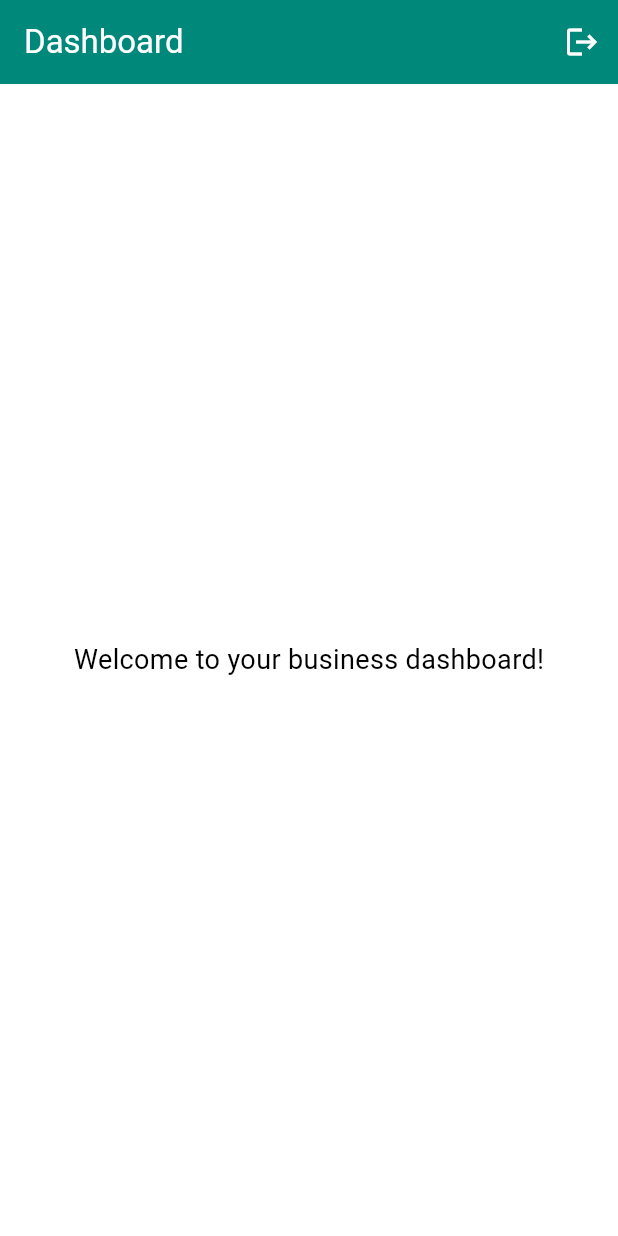
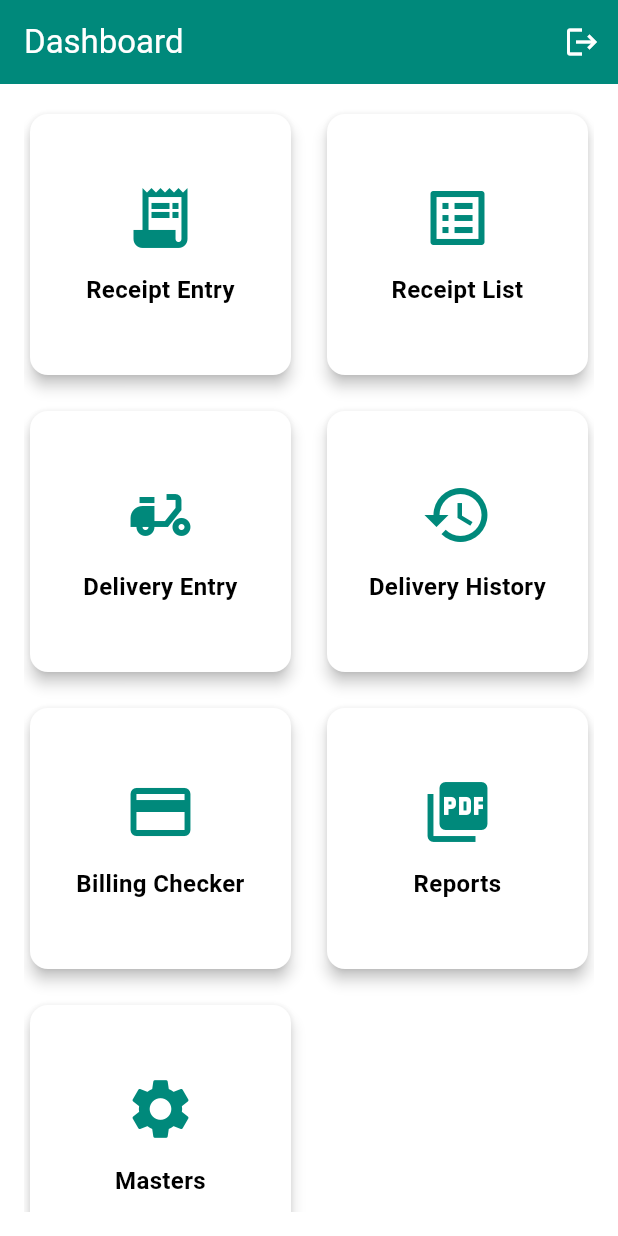
Before and after one commit to SidOn390/business_management_app, a Flutter app: the screen it shows once a user with an empty profile is signed in, on a phone screen of 412 x 824 dp. Run offline on Flutter 3.47's test engine with Material 3 defaults, Android fonts, the phone set to English and light mode, and no system bars; our stand-ins replace firebase_auth, firebase_core, shared_preferences; accounts and stored records are empty.

Commit message:
🔀 Refactor Dashboard: single Masters card + Masters menu navigation

```diff
--- a/lib/app_router.dart
+++ b/lib/app_router.dart
@@ -1,23 +1,36 @@
 // File: lib/app_router.dart
-// Description: Defines named routes and route generation for the app.
+// Description: Defines named routes and route generation for the entire app.
 
 import 'package:flutter/material.dart';
 import 'screens/auth/auth_gate.dart';
 import 'screens/dashboard/dashboard_screen.dart';
 import 'screens/receipt_entry/receipt_entry_screen.dart';
+import 'screens/receipt_entry/receipt_list_screen.dart';
 import 'screens/delivery_entry/delivery_entry_screen.dart';
+import 'screens/delivery_entry/delivery_history_screen.dart';
 import 'screens/billing_checker/billing_checker_screen.dart';
 import 'screens/reports/reports_screen.dart';
+import 'screens/masters/cold_storage_master_screen.dart';
+import 'screens/masters/product_type_master_screen.dart';
+import 'screens/masters/brand_master_screen.dart';
+import 'screens/masters/masters_menu_screen.dart';
 
 class AppRouter {
   // Route names
   static const String authGate = '/';
   static const String dashboard = '/dashboard';
   static const String receiptEntry = '/receipt-entry';
+  static const String receiptList = '/receipt-list';
   static const String deliveryEntry = '/delivery-entry';
+  static const String deliveryHistory = '/delivery-history';
   static const String billingChecker = '/billing-checker';
   static const String reports = '/reports';
+  static const String coldStorageMaster = '/masters/cold-storages';
+  static const String productTypeMaster = '/masters/product-types';
+  static const String brandMaster = '/masters/brands';
+  static const String mastersMenu = '/masters';
 
+  /// Generates routes based on [settings.name]
   static Route<dynamic> generateRoute(RouteSettings settings) {
     switch (settings.name) {
       case authGate:
@@ -26,12 +39,28 @@ class AppRouter {
         return MaterialPageRoute(builder: (_) => const DashboardScreen());
       case receiptEntry:
         return MaterialPageRoute(builder: (_) => const ReceiptEntryScreen());
+      case receiptList:
+        return MaterialPageRoute(builder: (_) => const ReceiptListScreen());
       case deliveryEntry:
         return MaterialPageRoute(builder: (_) => const DeliveryEntryScreen());
+      case deliveryHistory:
+        return MaterialPageRoute(builder: (_) => const DeliveryHistoryScreen());
       case billingChecker:
         return MaterialPageRoute(builder: (_) => const BillingCheckerScreen());
       case reports:
         return MaterialPageRoute(builder: (_) => const ReportsScreen());
+      case coldStorageMaster:
+        return MaterialPageRoute(
+          builder: (_) => const ColdStorageMasterScreen(),
+        );
+      case productTypeMaster:
+        return MaterialPageRoute(
+          builder: (_) => const ProductTypeMasterScreen(),
+        );
+      case brandMaster:
+        return MaterialPageRoute(builder: (_) => const BrandMasterScreen());
+      case mastersMenu:
+        return MaterialPageRoute(builder: (_) => const MastersMenuScreen());
       default:
         // Fallback to AuthGate for unknown routes
         return MaterialPageRoute(builder: (_) => const AuthGate());
--- a/lib/screens/dashboard/dashboard_screen.dart
+++ b/lib/screens/dashboard/dashboard_screen.dart
@@ -2,17 +2,60 @@
 
 import 'package:flutter/material.dart';
 import '../../services/auth_service.dart';
+import '../../app_router.dart';
 
 class DashboardScreen extends StatelessWidget {
   const DashboardScreen({super.key});
+
   @override
   Widget build(BuildContext context) {
+    // Define dashboard items
+    final items = [
+      _DashboardItem(
+        title: 'Receipt Entry',
+        icon: Icons.receipt_long,
+        route: AppRouter.receiptEntry,
+      ),
+      _DashboardItem(
+        title: 'Receipt List',
+        icon: Icons.list_alt,
+        route: AppRouter.receiptList,
+      ),
+      _DashboardItem(
+        title: 'Delivery Entry',
+        icon: Icons.delivery_dining,
+        route: AppRouter.deliveryEntry,
+      ),
+      _DashboardItem(
+        title: 'Delivery History',
+        icon: Icons.history,
+        route: AppRouter.deliveryHistory,
+      ),
+      _DashboardItem(
+        title: 'Billing Checker',
+        icon: Icons.payment,
+        route: AppRouter.billingChecker,
+      ),
+      _DashboardItem(
+        title: 'Reports',
+        icon: Icons.picture_as_pdf,
+        route: AppRouter.reports,
+      ),
+      // Masters
+      _DashboardItem(
+        title: 'Masters',
+        icon: Icons.settings,
+        route: AppRouter.mastersMenu, // new route
+      ),
+    ];
+
     return Scaffold(
       appBar: AppBar(
         title: const Text('Dashboard'),
         actions: [
           IconButton(
             icon: const Icon(Icons.logout),
+            tooltip: 'Logout',
             onPressed: () async {
               await AuthService().signOut();
               // AuthGate will redirect back to Login
@@ -20,12 +63,62 @@ class DashboardScreen extends StatelessWidget {
           ),
         ],
       ),
-      body: const Center(
-        child: Text(
-          'Welcome to your business dashboard!',
-          style: TextStyle(fontSize: 18),
+      body: Padding(
+        padding: const EdgeInsets.all(16),
+        child: GridView.builder(
+          gridDelegate: const SliverGridDelegateWithFixedCrossAxisCount(
+            crossAxisCount: 2,
+            mainAxisSpacing: 16,
+            crossAxisSpacing: 16,
+            childAspectRatio: 1,
+          ),
+          itemCount: items.length,
+          itemBuilder: (context, index) {
+            final item = items[index];
+            return Card(
+              elevation: 4,
+              shape: RoundedRectangleBorder(
+                borderRadius: BorderRadius.circular(12),
+              ),
+              child: InkWell(
+                borderRadius: BorderRadius.circular(12),
+                onTap: () => Navigator.pushNamed(context, item.route),
+                child: Column(
+                  mainAxisAlignment: MainAxisAlignment.center,
+                  children: [
+                    Icon(
+                      item.icon,
+                      size: 48,
+                      color: Theme.of(context).primaryColor,
+                    ),
+                    const SizedBox(height: 12),
+                    Text(
+                      item.title,
+                      textAlign: TextAlign.center,
+                      style: const TextStyle(
+                        fontSize: 16,
+                        fontWeight: FontWeight.w600,
+                      ),
+                    ),
+                  ],
+                ),
+              ),
+            );
+          },
         ),
       ),
     );
   }
 }
+
+class _DashboardItem {
+  final String title;
+  final IconData icon;
+  final String route;
+
+  const _DashboardItem({
+    required this.title,
+    required this.icon,
+    required this.route,
+  });
+}
--- /dev/null
+++ b/lib/screens/masters/masters_menu_screen.dart
@@ -0,0 +1,42 @@
+// File: lib/screens/masters/masters_menu_screen.dart
+
+import 'package:flutter/material.dart';
+import '../../app_router.dart';
+
+class MastersMenuScreen extends StatelessWidget {
+  const MastersMenuScreen({super.key});
+
+  @override
+  Widget build(BuildContext context) {
+    final masters = [
+      _MasterItem('Cold Storages', Icons.archive, AppRouter.coldStorageMaster),
+      _MasterItem('Product Types', Icons.category, AppRouter.productTypeMaster),
+      _MasterItem('Brands', Icons.branding_watermark, AppRouter.brandMaster),
+    ];
+
+    return Scaffold(
+      appBar: AppBar(title: const Text('Masters')),
+      body: ListView.separated(
+        padding: const EdgeInsets.all(16),
+        itemCount: masters.length,
+        separatorBuilder: (_, __) => const Divider(),
+        itemBuilder: (context, i) {
+          final m = masters[i];
+          return ListTile(
+            leading: Icon(m.icon, color: Theme.of(context).primaryColor),
+            title: Text(m.title),
+            trailing: const Icon(Icons.arrow_forward_ios, size: 16),
+            onTap: () => Navigator.pushNamed(context, m.route),
+          );
+        },
+      ),
+    );
+  }
+}
+
+class _MasterItem {
+  final String title;
+  final IconData icon;
+  final String route;
+  const _MasterItem(this.title, this.icon, this.route);
+}
```
